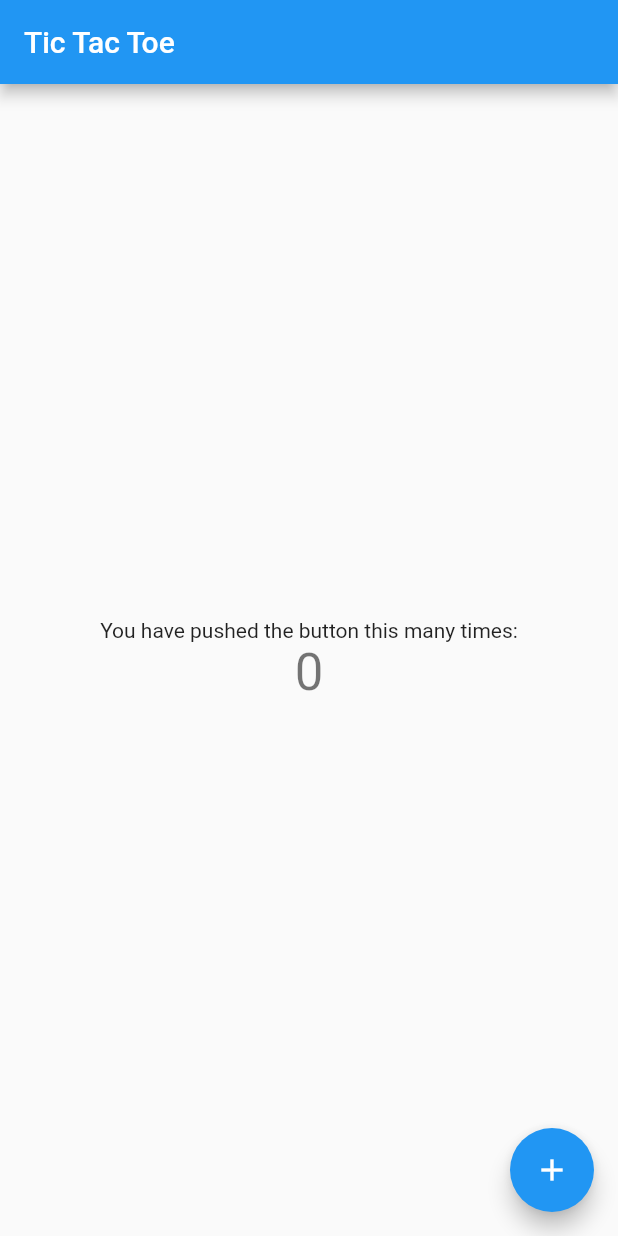
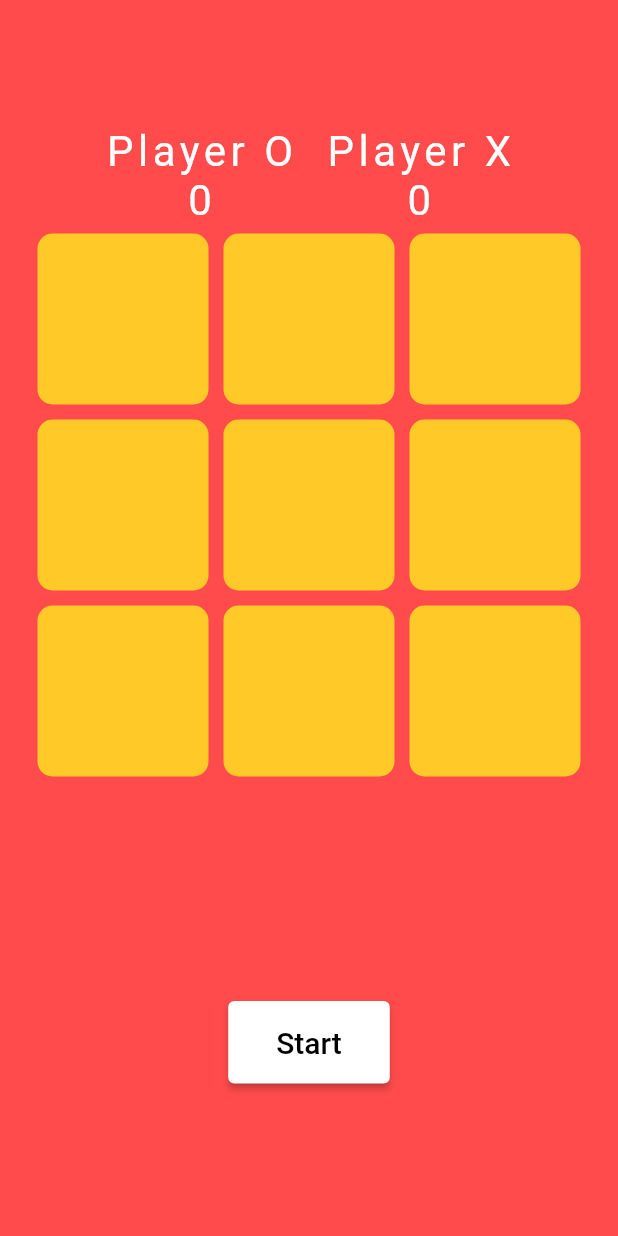
Before and after one commit to mashitaad/flutter-tictactoe, a Flutter app: the screen it shows after launch, on a phone screen of 412 x 824 dp. Run offline on Flutter 3.47's test engine with Material 2 defaults, Android fonts, the phone set to English and light mode, and no system bars; our stand-ins replace google_fonts; Roboto replaces fonts that are missing (Coiny).

Commit message:
feat: add lib

```diff
--- /dev/null
+++ b/lib/constants/colors.dart
@@ -0,0 +1,7 @@
+import 'package:flutter/material.dart';
+
+class MainColor {
+  static Color primaryColor = Color(0xFFff4b4b);
+  static Color secondaryColor = Color(0xFFffca27);
+  static Color accentColor = Color(0xFF4169e8);
+}
--- a/lib/main.dart
+++ b/lib/main.dart
@@ -1,4 +1,5 @@
 import 'package:flutter/material.dart';
+import 'screens/game.dart';
 
 void main() {
   runApp(const MyApp());
@@ -11,105 +12,8 @@ class MyApp extends StatelessWidget {
   @override
   Widget build(BuildContext context) {
     return MaterialApp(
-      title: 'Flutter Demo',
-      theme: ThemeData(
-        // This is the theme of your application.
-        //
-        // Try running your application with "flutter run". You'll see the
-        // application has a blue toolbar. Then, without quitting the app, try
-        // changing the primarySwatch below to Colors.green and then invoke
-        // "hot reload" (press "r" in the console where you ran "flutter run",
-        // or simply save your changes to "hot reload" in a Flutter IDE).
-        // Notice that the counter didn't reset back to zero; the application
-        // is not restarted.
-        primarySwatch: Colors.blue,
-      ),
-      home: const MyHomePage(title: 'Tic Tac Toe'),
+      debugShowCheckedModeBanner: false,
+      home: GameScreen(),
     );
   }
 }
-
-class MyHomePage extends StatefulWidget {
-  const MyHomePage({super.key, required this.title});
-
-  // This widget is the home page of your application. It is stateful, meaning
-  // that it has a State object (defined below) that contains fields that affect
-  // how it looks.
-
-  // This class is the configuration for the state. It holds the values (in this
-  // case the title) provided by the parent (in this case the App widget) and
-  // used by the build method of the State. Fields in a Widget subclass are
-  // always marked "final".
-
-  final String title;
-
-  @override
-  State<MyHomePage> createState() => _MyHomePageState();
-}
-
-class _MyHomePageState extends State<MyHomePage> {
-  int _counter = 0;
-
-  void _incrementCounter() {
-    setState(() {
-      // This call to setState tells the Flutter framework that something has
-      // changed in this State, which causes it to rerun the build method below
-      // so that the display can reflect the updated values. If we changed
-      // _counter without calling setState(), then the build method would not be
-      // called again, and so nothing would appear to happen.
-      _counter++;
-    });
-  }
-
-  @override
-  Widget build(BuildContext context) {
-    // This method is rerun every time setState is called, for instance as done
-    // by the _incrementCounter method above.
-    //
-    // The Flutter framework has been optimized to make rerunning build methods
-    // fast, so that you can just rebuild anything that needs updating rather
-    // than having to individually change instances of widgets.
-    return Scaffold(
-      appBar: AppBar(
-        // Here we take the value from the MyHomePage object that was created by
-        // the App.build method, and use it to set our appbar title.
-        title: Text(widget.title),
-      ),
-      body: Center(
-        // Center is a layout widget. It takes a single child and positions it
-        // in the middle of the parent.
-        child: Column(
-          // Column is also a layout widget. It takes a list of children and
-          // arranges them vertically. By default, it sizes itself to fit its
-          // children horizontally, and tries to be as tall as its parent.
-          //
-          // Invoke "debug painting" (press "p" in the console, choose the
-          // "Toggle Debug Paint" action from the Flutter Inspector in Android
-          // Studio, or the "Toggle Debug Paint" command in Visual Studio Code)
-          // to see the wireframe for each widget.
-          //
-          // Column has various properties to control how it sizes itself and
-          // how it positions its children. Here we use mainAxisAlignment to
-          // center the children vertically; the main axis here is the vertical
-          // axis because Columns are vertical (the cross axis would be
-          // horizontal).
-          mainAxisAlignment: MainAxisAlignment.center,
-          children: <Widget>[
-            const Text(
-              'You have pushed the button this many times:',
-            ),
-            Text(
-              '$_counter',
-              style: Theme.of(context).textTheme.headlineMedium,
-            ),
-          ],
-        ),
-      ),
-      floatingActionButton: FloatingActionButton(
-        onPressed: _incrementCounter,
-        tooltip: 'Increment',
-        child: const Icon(Icons.add),
-      ), // This trailing comma makes auto-formatting nicer for build methods.
-    );
-  }
-}
--- /dev/null
+++ b/lib/screens/game.dart
@@ -0,0 +1,345 @@
+import 'dart:async';
+
+import 'package:flutter/material.dart';
+import 'package:google_fonts/google_fonts.dart';
+import '../constants/colors.dart';
+
+class GameScreen extends StatefulWidget {
+  const GameScreen({super.key});
+
+  @override
+  State<GameScreen> createState() => _GameScreenState();
+}
+
+class _GameScreenState extends State<GameScreen> {
+  bool oTurn = true;
+  List<String> displayXO = ['', '', '', '', '', '', '', '', ''];
+  List<int> matchedIndexes = [];
+  int attempts = 0;
+
+  int oScore = 0;
+  int xScore = 0;
+  int filledBoxes = 0;
+  String resultDeclaration = '';
+  bool winnerFound = false;
+
+  static const maxSeconds = 30;
+  int seconds = maxSeconds;
+  Timer? timer;
+
+  static var customFontWhite = GoogleFonts.coiny(
+    textStyle: TextStyle(
+      color: Colors.white,
+      letterSpacing: 3,
+      fontSize: 28,
+    ),
+  );
+
+  void startTimer() {
+    timer = Timer.periodic(Duration(seconds: 1), (_) {
+      setState(() {
+        if (seconds > 0) {
+          seconds--;
+        } else {
+          stopTimer();
+        }
+      });
+    });
+  }
+
+  void stopTimer() {
+    resetTimer();
+    timer?.cancel();
+  }
+
+  void resetTimer() => seconds = maxSeconds;
+
+  @override
+  Widget build(BuildContext context) {
+    return Scaffold(
+      backgroundColor: MainColor.primaryColor,
+      body: Padding(
+        padding: const EdgeInsets.all(20),
+        child: Column(
+          children: [
+            Expanded(
+              flex: 1,
+              child: Container(
+                  child: Row(
+                mainAxisAlignment: MainAxisAlignment.center,
+                children: [
+                  Column(
+                    mainAxisAlignment: MainAxisAlignment.end,
+                    children: [
+                      Text(
+                        'Player O',
+                        style: customFontWhite,
+                      ),
+                      Text(
+                        oScore.toString(),
+                        style: customFontWhite,
+                      ),
+                    ],
+                  ),
+                  SizedBox(width: 20),
+                  Column(
+                    mainAxisAlignment: MainAxisAlignment.end,
+                    children: [
+                      Text(
+                        'Player X',
+                        style: customFontWhite,
+                      ),
+                      Text(
+                        xScore.toString(),
+                        style: customFontWhite,
+                      ),
+                    ],
+                  ),
+                ],
+              )),
+            ),
+            Expanded(
+              flex: 3,
+              child: GridView.builder(
+                  itemCount: 9,
+                  gridDelegate: SliverGridDelegateWithFixedCrossAxisCount(
+                    crossAxisCount: 3,
+                  ),
+                  itemBuilder: (BuildContext context, int index) {
+                    return GestureDetector(
+                      onTap: () {
+                        _tapped(index);
+                      },
+                      child: Container(
+                        decoration: BoxDecoration(
+                          borderRadius: BorderRadius.circular(15),
+                          border: Border.all(
+                            width: 5,
+                            color: MainColor.primaryColor,
+                          ),
+                          color: matchedIndexes.contains(index)
+                              ? MainColor.accentColor
+                              : MainColor.secondaryColor,
+                        ),
+                        child: Center(
+                          child: Text(
+                            displayXO[index],
+                            style: GoogleFonts.coiny(
+                                textStyle: TextStyle(
+                              fontSize: 64,
+                              color: matchedIndexes.contains(index)
+                                  ? MainColor.secondaryColor
+                                  : MainColor.primaryColor,
+                            )),
+                          ),
+                        ),
+                      ),
+                    );
+                  }),
+            ),
+            Expanded(
+              flex: 2,
+              child: Center(
+                child: Column(
+                  mainAxisAlignment: MainAxisAlignment.center,
+                  children: [
+                    Text(resultDeclaration, style: customFontWhite),
+                    SizedBox(height: 10),
+                    _buildTimer()
+                  ],
+                ),
+              ),
+            ),
+          ],
+        ),
+      ),
+    );
+  }
+
+  void _tapped(int index) {
+    final isRunning = timer == null ? false : timer!.isActive;
+
+    if (isRunning) {
+      setState(() {
+        if (oTurn && displayXO[index] == '') {
+          displayXO[index] = 'O';
+          filledBoxes++;
+        } else if (!oTurn && displayXO[index] == '') {
+          displayXO[index] = 'X';
+          filledBoxes++;
+        }
+
+        oTurn = !oTurn;
+        _checkWinner();
+      });
+    }
+  }
+
+  void _checkWinner() {
+    // check 1st row
+    if (displayXO[0] == displayXO[1] &&
+        displayXO[0] == displayXO[2] &&
+        displayXO[0] != '') {
+      setState(() {
+        resultDeclaration = 'Player ' + displayXO[0] + ' Wins!';
+        matchedIndexes.addAll([0, 1, 2]);
+        stopTimer();
+        _updateScore(displayXO[0]);
+      });
+    }
+
+    // check 2nd row
+    if (displayXO[3] == displayXO[4] &&
+        displayXO[3] == displayXO[5] &&
+        displayXO[3] != '') {
+      setState(() {
+        resultDeclaration = 'Player ' + displayXO[3] + ' Wins!';
+        matchedIndexes.addAll([3, 4, 5]);
+        stopTimer();
+        _updateScore(displayXO[3]);
+      });
+    }
+
+    // check 3rd row
+    if (displayXO[6] == displayXO[7] &&
+        displayXO[6] == displayXO[8] &&
+        displayXO[6] != '') {
+      setState(() {
+        resultDeclaration = 'Player ' + displayXO[6] + ' Wins!';
+        matchedIndexes.addAll([6, 7, 8]);
+        stopTimer();
+        _updateScore(displayXO[6]);
+      });
+    }
+
+    // check 1st column
+    if (displayXO[0] == displayXO[3] &&
+        displayXO[0] == displayXO[6] &&
+        displayXO[0] != '') {
+      setState(() {
+        resultDeclaration = 'Player ' + displayXO[0] + ' Wins!';
+        matchedIndexes.addAll([0, 3, 6]);
+        stopTimer();
+        _updateScore(displayXO[0]);
+      });
+    }
+
+    // check 2nd column
+    if (displayXO[1] == displayXO[4] &&
+        displayXO[1] == displayXO[7] &&
+        displayXO[1] != '') {
+      setState(() {
+        resultDeclaration = 'Player ' + displayXO[1] + ' Wins!';
+        matchedIndexes.addAll([1, 4, 7]);
+        stopTimer();
+        _updateScore(displayXO[1]);
+      });
+    }
+
+    // check 3rd column
+    if (displayXO[2] == displayXO[5] &&
+        displayXO[2] == displayXO[8] &&
+        displayXO[2] != '') {
+      setState(() {
+        resultDeclaration = 'Player ' + displayXO[2] + ' Wins!';
+        matchedIndexes.addAll([2, 5, 8]);
+        stopTimer();
+        _updateScore(displayXO[2]);
+      });
+    }
+
+    // check diagonal
+    if (displayXO[0] == displayXO[4] &&
+        displayXO[0] == displayXO[8] &&
+        displayXO[0] != '') {
+      setState(() {
+        resultDeclaration = 'Player ' + displayXO[0] + ' Wins!';
+        matchedIndexes.addAll([0, 4, 8]);
+        stopTimer();
+        _updateScore(displayXO[0]);
+      });
+    }
+
+    // check diagonal
+    if (displayXO[6] == displayXO[4] &&
+        displayXO[6] == displayXO[2] &&
+        displayXO[6] != '') {
+      setState(() {
+        resultDeclaration = 'Player ' + displayXO[6] + ' Wins!';
+        matchedIndexes.addAll([6, 4, 2]);
+        stopTimer();
+        _updateScore(displayXO[6]);
+      });
+    }
+    if (!winnerFound && filledBoxes == 9) {
+      setState(() {
+        resultDeclaration = 'Nobody Wins!';
+      });
+    }
+  }
+
+  void _updateScore(String winner) {
+    if (winner == 'O') {
+      oScore++;
+    } else if (winner == 'X') {
+      xScore++;
+    }
+    winnerFound = true;
+  }
+
+  void _clearBoard() {
+    setState(() {
+      for (int i = 0; i < 9; i++) {
+        displayXO[i] = '';
+      }
+      resultDeclaration = '';
+      matchedIndexes = [];
+    });
+    filledBoxes = 0;
+  }
+
+  Widget _buildTimer() {
+    final isRunning = timer == null ? false : timer!.isActive;
+
+    return isRunning
+        ? SizedBox(
+            width: 100,
+            height: 100,
+            child: Stack(
+              fit: StackFit.expand,
+              children: [
+                CircularProgressIndicator(
+                  value: 1 - seconds / maxSeconds,
+                  valueColor: AlwaysStoppedAnimation(Colors.white),
+                  strokeWidth: 8,
+                  backgroundColor: MainColor.accentColor,
+                ),
+                Center(
+                  child: Text(
+                    '$seconds',
+                    style: TextStyle(
+                      fontWeight: FontWeight.bold,
+                      color: Colors.white,
+                      fontSize: 50,
+                    ),
+                  ),
+                ),
+              ],
+            ),
+          )
+        : ElevatedButton(
+            style: ElevatedButton.styleFrom(
+                backgroundColor: Colors.white,
+                padding: EdgeInsets.symmetric(horizontal: 32, vertical: 16)),
+            onPressed: () {
+              startTimer();
+              _clearBoard();
+              attempts++;
+            },
+            child: Text(
+              attempts == 0 ? 'Start' : 'Play Again!',
+              style: TextStyle(fontSize: 20, color: Colors.black),
+            ),
+          );
+  }
+}
```
